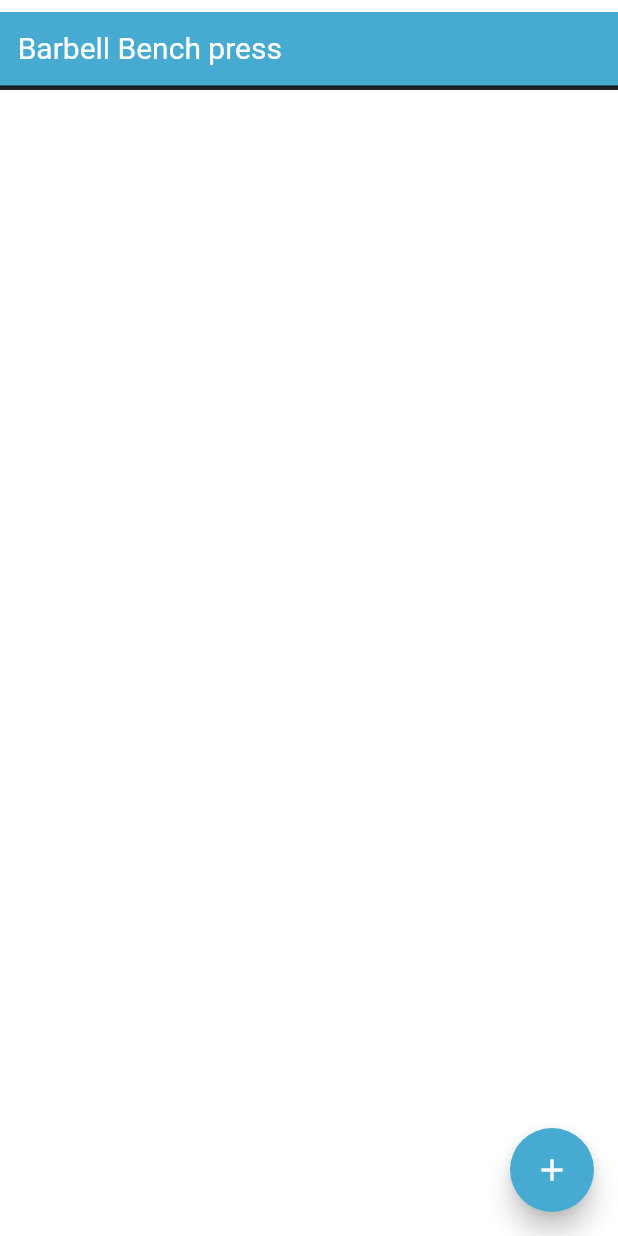
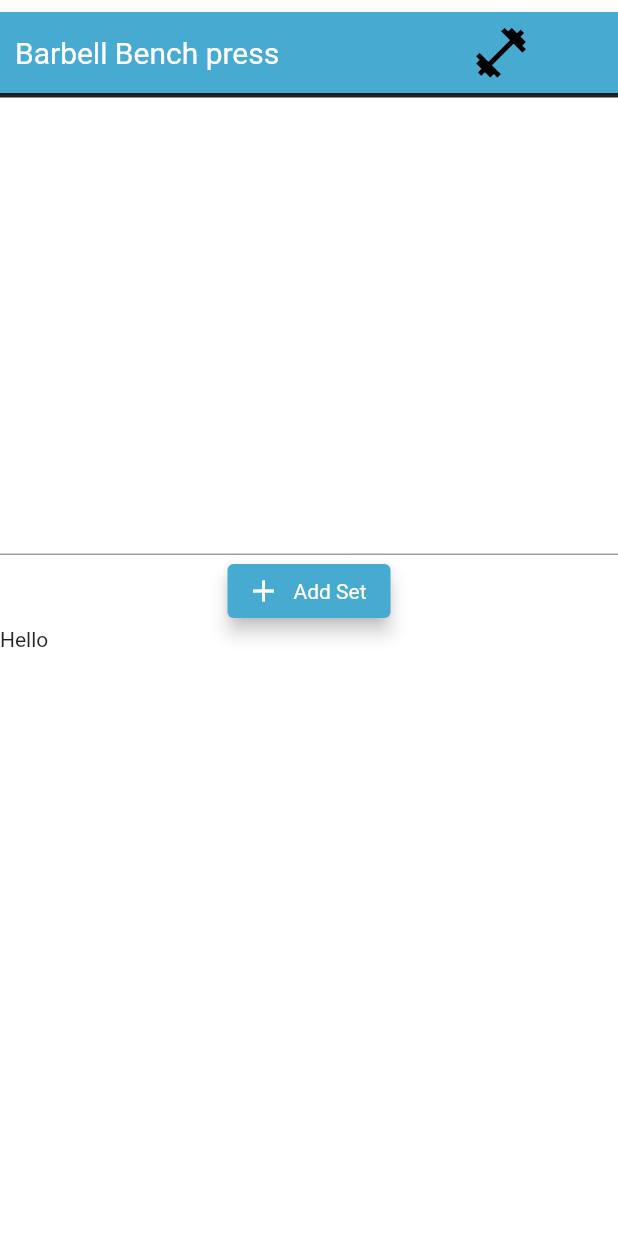
Before and after one commit to joelplotnik/HunterFit, a Flutter app: the WeightsView screen opened directly, on a phone screen of 412 x 824 dp. Run offline on Flutter 3.47's test engine with Material 2 defaults, Android fonts, the phone set to English and light mode, and no system bars; our stand-ins replace flutter_svg, font_awesome_flutter, google_maps_flutter, location, sqflite; accounts and stored records are empty.

Commit message:
Simplified Set Cards and added Icon button

```diff
--- /dev/null
+++ b/lib/constants.dart
@@ -0,0 +1,3 @@
+import 'package:flutter/material.dart';
+
+const hunterColor = Color(0xFF47ABD1);
--- a/lib/view/weights/weights_view.dart
+++ b/lib/view/weights/weights_view.dart
@@ -1,5 +1,6 @@
 import 'package:flutter/material.dart';
 import 'package:hunter_fit/view/weights/components/set_card.dart';
+import 'package:hunter_fit/constants.dart' as constants;
 //import 'package:hunter_fit/view/weightlifting.dart';
 //import 'package:hunter_fit/widgets/countdown_timer.dart';
 
@@ -19,29 +20,55 @@ class _WeightsViewState extends State<WeightsView> {
     return Scaffold(
       backgroundColor: Colors.white70,
       body: Column(
-        crossAxisAlignment: CrossAxisAlignment.center,
         children: [
           const SizedBox(
             height: 8,
           ),
           Container(
+            height: 55,
+            color: constants.hunterColor,
             alignment: const Alignment(-.9, -.1),
-            child: const Text(
+            child: Row(
+              children: [
+                SizedBox(
+                  width: 10,
+                ),
+                const Text(
                   "Barbell Bench press",
                   style: TextStyle(
                       fontSize: 20,
                       fontWeight: FontWeight.w500,
                       color: Colors.white),
                 ),
-            color: const Color(0xFF47ABD1),
-            height: 50,
+                SizedBox(
+                  width: 125,
+                ),
+                RotatedBox(
+                  quarterTurns: 1,
+                  child: Material(
+                    type: MaterialType.transparency,
+                    child: IconButton(
+                      alignment: Alignment.center,
+                      padding: EdgeInsets.only(bottom: 10, top: 5),
+                      icon: Icon(
+                        Icons.fitness_center,
+                        size: 40,
+                        color: Colors.black,
+                      ),
+                      onPressed: () {},
+                    ),
+                  ),
+                )
+              ],
+            ),
           ),
           const Divider(
             color: Colors.black87,
             height: 2,
             thickness: 3,
           ),
-          Expanded(
+          Container(
+            height: 304,
             child: ListView.separated(
               shrinkWrap: true,
               itemCount: _setsList.length,
@@ -57,18 +84,38 @@ class _WeightsViewState extends State<WeightsView> {
               },
             ),
           ),
+          Divider(
+            color: Colors.grey,
+            height: 1,
+            thickness: 1,
+          ),
+          Row(
+            crossAxisAlignment: CrossAxisAlignment.start,
+            mainAxisAlignment: MainAxisAlignment.center,
+            children: [
+              ElevatedButton.icon(
+                style: ElevatedButton.styleFrom(
+                  elevation: 5,
+                  primary: constants.hunterColor,
+                ),
+                onPressed: () {
+                  setState(() {
+                    createSetCard card = createSetCard(setNumber);
+                    _setsList.add(card.setCard());
+                    setNumber++;
+                  });
+                },
+                icon: Icon(Icons.add),
+                label: Text('Add Set'),
+              ),
             ],
           ),
-      floatingActionButtonLocation: FloatingActionButtonLocation.endFloat,
-      floatingActionButton: FloatingActionButton(
-        child: const Icon(Icons.add),
-        backgroundColor: const Color(0xFF47ABD1),
-        elevation: 7,
-        onPressed: () {
-          setState(() {
-            _setsList.add(setCard());
-          });
-        },
+          Row(
+            children: [
+              Text('Hello'),
+            ],
+          )
+        ],
       ),
     );
   }
```
Also changed, not shown: lib/view/weights/components/set_card.dart (+17 -13 lines). Lines whose indentation alone changed are shown as unchanged.
